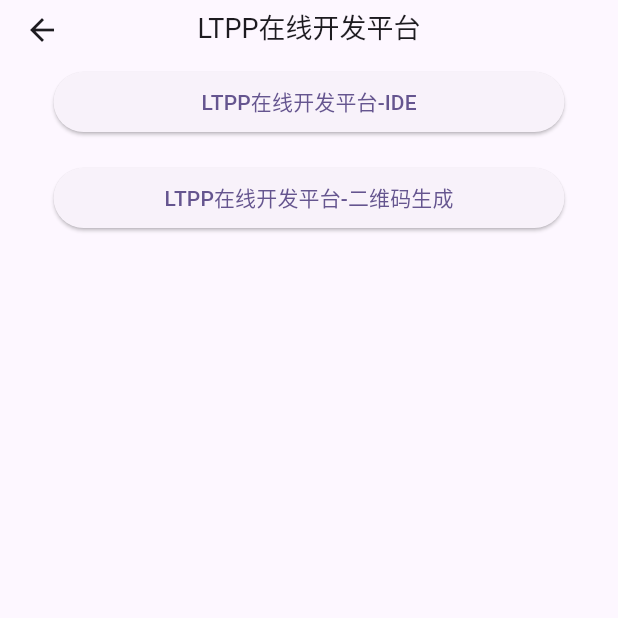
After one commit to ltpp-universe/LTPP-APP-Flutter, a Flutter app: the ToolsPage screen opened directly, on a phone screen of 412 x 824 dp, the top half of it. The commit adds this screen. Run offline on Flutter 3.47's test engine with Material 2 defaults, Android fonts, the phone set to English and light mode, and no system bars; our stand-ins replace chewie, dio, event_bus, flutter_widget_from_html, shared_preferences and 2 more; missing offline and left inert: dart:ffi; accounts and stored records are empty; network calls fail; statements that could not run were skipped.

Commit message:
feat:升级参数

```diff
--- a/lib/assembly/MyArticleFabulousAndCollectionButton.dart
+++ b/lib/assembly/MyArticleFabulousAndCollectionButton.dart
@@ -117,7 +117,7 @@ class _MyArticleFabulousAndCollectionButtonState
     if (res['code'] == 1) {
       // ignore: use_build_context_synchronously
       Global.toHtmlPage(
-          context, name, res['data'] + '/Article/oneArticle?path=' + id);
+          context, name, res['data'] + '/Article/oneArticle?path=' + id, true);
     }
   }
 
--- a/lib/public/BottomNavigationBar.dart
+++ b/lib/public/BottomNavigationBar.dart
@@ -16,7 +16,7 @@ import '../views/public/ContestListPage.dart';
 import '../views/public/VideoPage.dart';
 import '../views/public/ChatListPage.dart';
 import '../views/back/BackPage.dart';
-import '../views//public/IdePage.dart';
+import '../views//public/ToolsPage.dart';
 
 // ignore: constant_identifier_names
 const List<BottomNavigationBarItem> bottom_navigation_bar_list = [
@@ -38,7 +38,7 @@ Widget getView(index) {
     case 2:
       return const ContestListPage();
     case 3:
-      return IdePage();
+      return ToolsPage();
     case 4:
       return const VideoPage();
     case 5:
--- a/lib/views/public/ContestPage.dart
+++ b/lib/views/public/ContestPage.dart
@@ -155,7 +155,8 @@ class _ContestState extends State<ContestPage>
                 context,
                 // ignore: prefer_interpolation_to_compose_strings
                 'LTPP ' + (_contest['name'] ?? '') + ' 竞赛实时排名',
-                rank_url)),
+                rank_url,
+                true)),
       ));
       main_list_view.add(
         const SizedBox(height: 16),
--- /dev/null
+++ b/lib/views/public/ToolsPage.dart
@@ -0,0 +1,61 @@
+// ignore: file_names
+import 'package:flutter/material.dart';
+import 'package:ltpp/public/Global.dart';
+import 'package:webview_flutter/webview_flutter.dart';
+
+// ignore: must_be_immutable
+class ToolsPage extends StatefulWidget {
+  // ignore: unused_field
+  String ide_url = 'https://ide.ltpp.vip';
+  String qrcode_url = 'https://qrcode.ltpp.vip';
+  String ide_title = 'LTPP在线开发平台-IDE';
+  String qrcode_title = 'LTPP在线开发平台-二维码生成';
+  ToolsPage({
+    super.key,
+  });
+  @override
+  // ignore: library_private_types_in_public_api
+  _ContestRankPageState createState() => _ContestRankPageState();
+}
+
+class _ContestRankPageState extends State<ToolsPage> {
+  @override
+  Widget build(BuildContext context) {
+    return Scaffold(
+        appBar: AppBar(
+            title: const Text(
+              Global.app_name,
+              maxLines: 1,
+              overflow: TextOverflow.ellipsis,
+              style: TextStyle(fontSize: Global.app_bar_font_size),
+            ),
+            toolbarHeight: Global.app_bar_height,
+            centerTitle: true),
+        body: SafeArea(
+            child: ListView(
+          children: [
+            Padding(
+                padding: const EdgeInsets.all(Global.default_padding),
+                child: FractionallySizedBox(
+                  widthFactor: 0.86,
+                  child: ElevatedButton(
+                      // ignore: sort_child_properties_last, prefer_single_quotes
+                      child: Text(widget.ide_title),
+                      onPressed: () => WebViewWidget(
+                          controller: Global.toHtmlPage(context,
+                              widget.ide_title, widget.ide_url, false))),
+                )),
+            Padding(
+                padding: const EdgeInsets.all(Global.default_padding),
+                child: FractionallySizedBox(
+                    widthFactor: 0.86,
+                    child: ElevatedButton(
+                      // ignore: sort_child_properties_last, prefer_single_quotes
+                      child: Text(widget.qrcode_title),
+                      onPressed: () => Global.toHtmlPage(context,
+                          widget.qrcode_title, widget.qrcode_url, false),
+                    )))
+          ],
+        )));
+  }
+}
```
Also changed, not shown: lib/public/Global.dart (+7 -3 lines), lib/views/public/IdePage.dart (deleted, +0 -38 lines).
